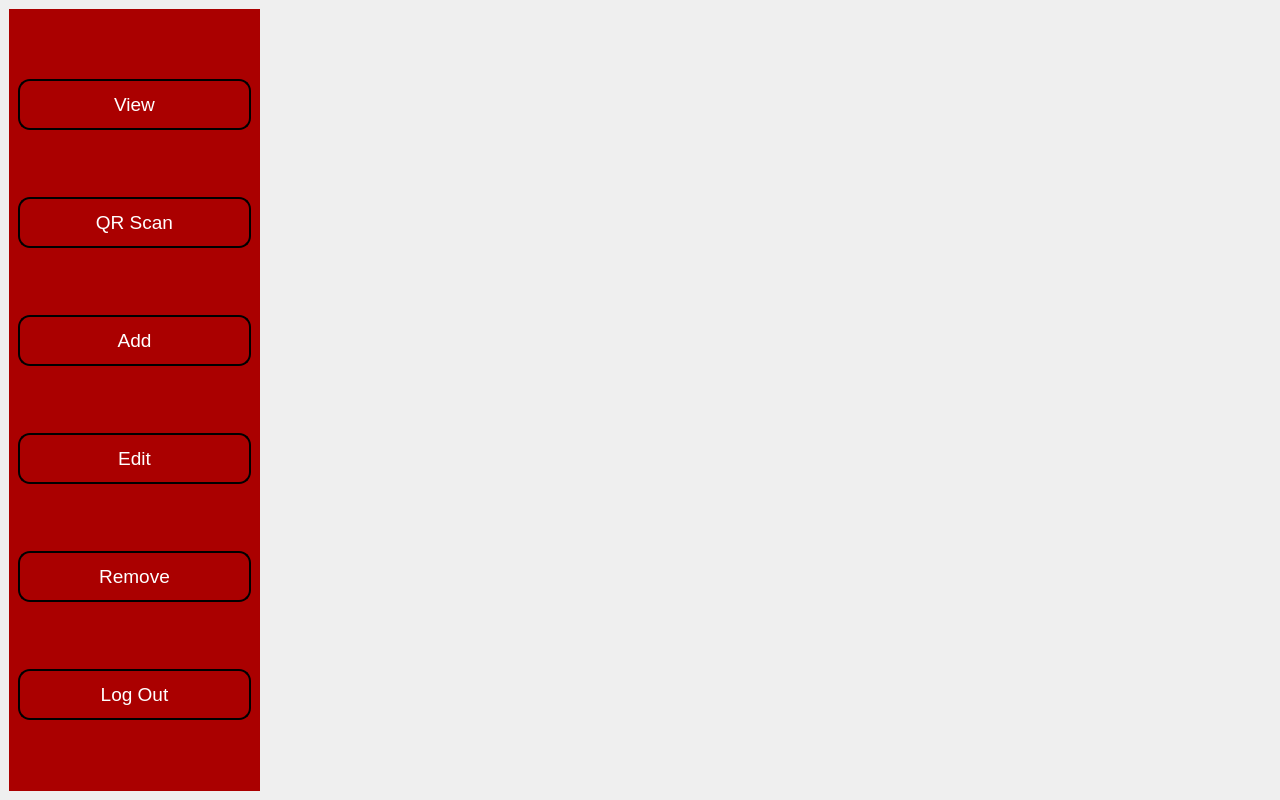
Old version of the form ui/main.ui in the repository pcdshub/stock-management.
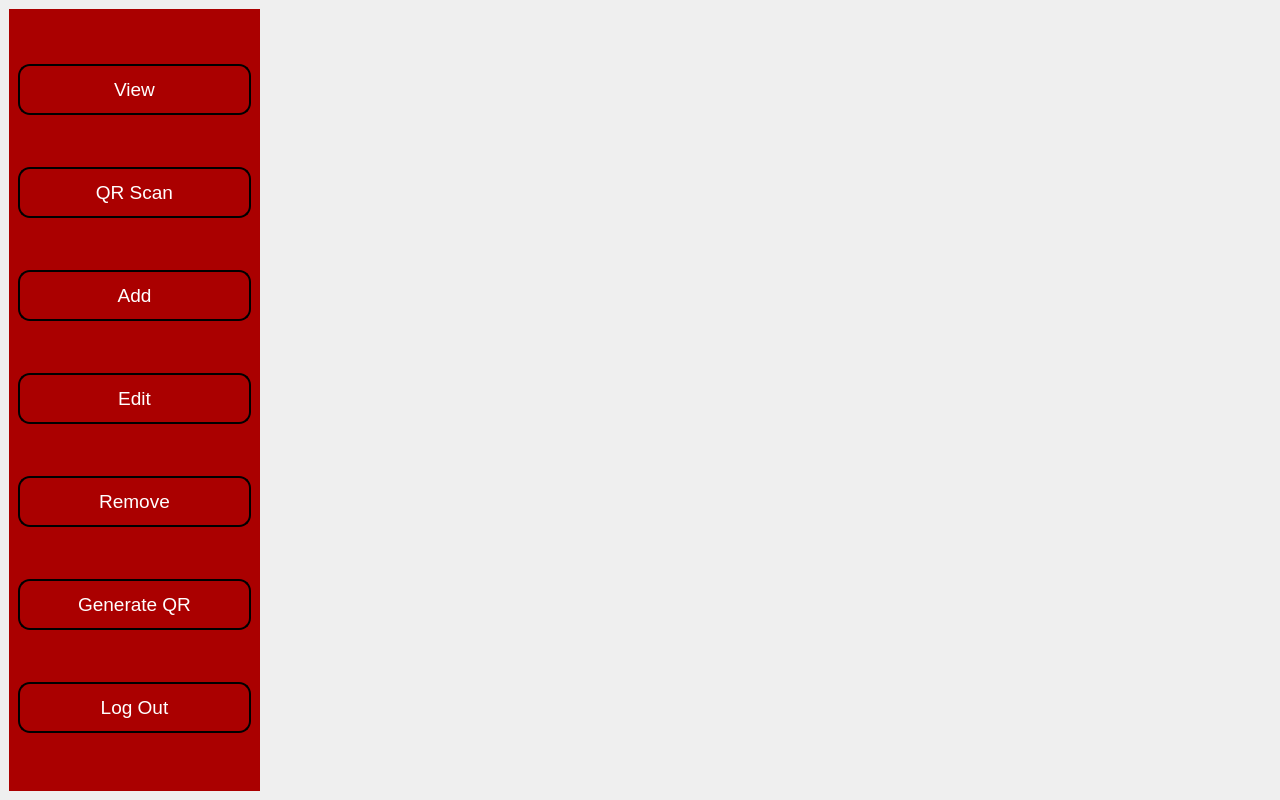
New version of the form. Icons and pictures are not drawn.

Commit message: QR Generate Page, Merged Export Classes

Patch:
```diff
--- a/ui/main.ui
+++ b/ui/main.ui
@@ -204,6 +204,29 @@
          </property>
         </widget>
        </item>
+       <item>
+        <widget class="QPushButton" name="generate_btn">
+         <property name="sizePolicy">
+          <sizepolicy hsizetype="Expanding" vsizetype="Maximum">
+           <horstretch>0</horstretch>
+           <verstretch>0</verstretch>
+          </sizepolicy>
+         </property>
+         <property name="font">
+          <font>
+           <pointsize>14</pointsize>
+          </font>
+         </property>
+         <property name="text">
+          <string>Generate QR</string>
+         </property>
+         <property name="icon">
+          <iconset>
+           <normaloff>../assets/icons/qr-code.svg</normaloff>../assets/icons/qr-code.svg
+          </iconset>
+         </property>
+        </widget>
+       </item>
        <item>
         <widget class="QPushButton" name="log_out_btn">
          <property name="sizePolicy">
```
Left out of the diff: 2 changed lines with no effect on the pictures. The commit also changes 12 other files.
